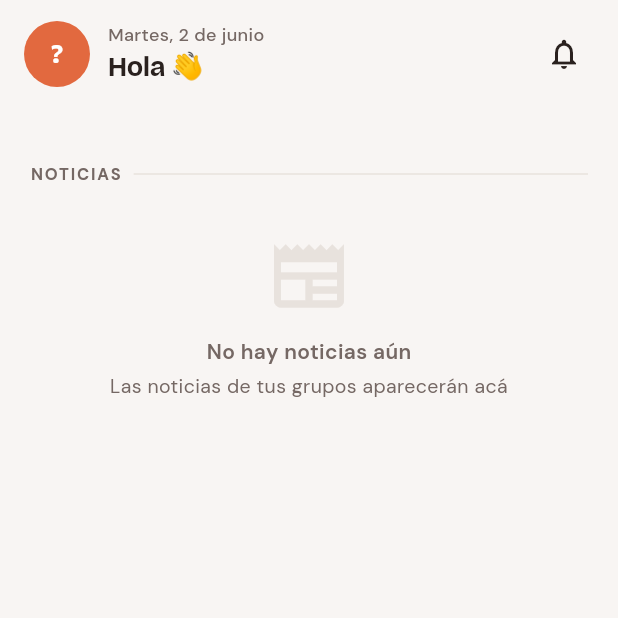
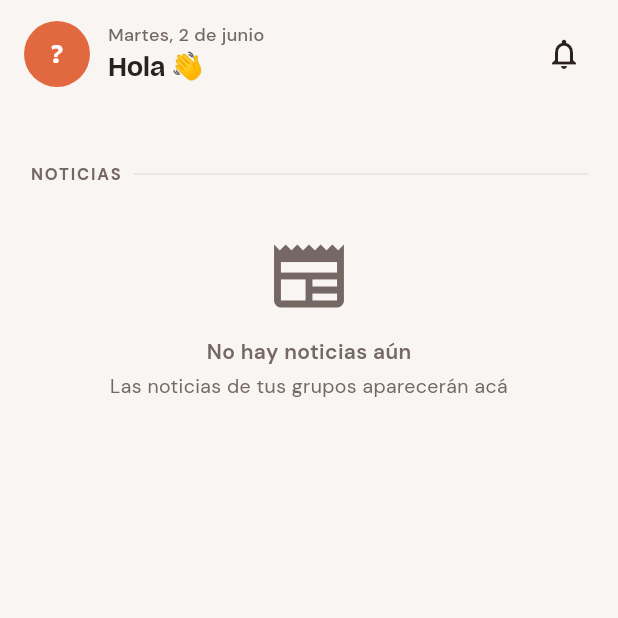
Before and after one commit to pedringas/sport_group, a Flutter app: the HomeFeedPage screen opened directly, after a tap on an icon or button, on a phone screen of 412 x 824 dp, the top half of it. Run offline on Flutter 3.47's test engine with Material 3 defaults, Android fonts, the phone set to English and light mode, and no system bars; our stand-ins replace cached_network_image, cloud_firestore, file_picker, firebase_auth, firebase_core, firebase_messaging and 8 more; accounts and stored records are empty.

Commit message:
Fix auth/onboarding polish and desktop shell layout
Auth/onboarding:
- Fix malformed quotes in onboarding slides 1-2 (encoding artifacts)
- Viz3 roles: add Moderador (4th card), fix all role colors to match theme system
- Login: center form on desktop, coral tab selector, improved returning-user copy
- Register: Colors.grey/hex → AppTheme tokens throughout

Desktop shell:
- HomeShell: hide bottom nav when width >= 900px (was doubled with sidebar)
- HomeFeedPage: hide mobile greeting header on desktop (redundant with topbar)
- TopBar: fix ⌘K encoding → 'Ctrl K', fix snackbar malformed quote, add tooltips on icon buttons
- Empty state icon: AppTheme.border → AppTheme.textMuted (fixes 1.15:1 contrast fail)

Co-Authored-By: Claude Sonnet 4.6 <noreply@anthropic.com>

```diff
--- a/lib/presentation/home/pages/home_feed_page.dart
+++ b/lib/presentation/home/pages/home_feed_page.dart
@@ -1,3 +1,4 @@
+import 'package:cached_network_image/cached_network_image.dart';
 import 'package:flutter/material.dart';
 import 'package:flutter_riverpod/flutter_riverpod.dart';
 import 'package:go_router/go_router.dart';
@@ -43,6 +44,7 @@ class HomeFeedPage extends ConsumerWidget {
         .first;
 
     final hasHero = featuredEvent != null || tareasPrioritarias.isNotEmpty;
+    final isDesktop = MediaQuery.sizeOf(context).width >= 900;
 
     return Scaffold(
       backgroundColor: AppTheme.bg(context),
@@ -50,7 +52,8 @@ class HomeFeedPage extends ConsumerWidget {
         bottom: false,
         child: CustomScrollView(
           slivers: [
-            // â”€â”€ Header â”€â”€â”€â”€â”€â”€â”€â”€â”€â”€â”€â”€â”€â”€â”€â”€â”€â”€â”€â”€â”€â”€â”€â”€â”€â”€â”€â”€â”€â”€â”€â”€â”€â”€â”€â”€â”€â”€â”€â”€â”€â”€â”€â”€â”€â”€â”€â”€â”€â”€â”€â”€â”€â”€â”€â”€â”€â”€
+            // â”€â”€ Header (mobile only) â”€â”€â”€â”€â”€â”€â”€â”€â”€â”€â”€â”€â”€â”€â”€â”€â”€â”€â”€â”€â”€â”€â”€â”€â”€â”€â”€â”€â”€â”€â”€â”€â”€â”€â”€â”€â”€â”€â”€â”€â”€â”€â”€â”€â”€â”€
+            if (!isDesktop)
             SliverToBoxAdapter(
               child: Padding(
                 padding: const EdgeInsets.fromLTRB(16, 12, 12, 4),
@@ -136,9 +139,9 @@ class HomeFeedPage extends ConsumerWidget {
 
             // â”€â”€ “Hoy te toca” hero / carrusel â”€â”€â”€â”€â”€â”€â”€â”€â”€â”€â”€â”€â”€â”€â”€â”€â”€â”€â”€â”€â”€â”€â”€â”€â”€â”€â”€â”€â”€â”€â”€â”€â”€â”€â”€
             if (hasHero) ...[
-              SliverToBoxAdapter(
+              const SliverToBoxAdapter(
                 child: Padding(
-                  padding: const EdgeInsets.fromLTRB(16, 20, 16, 0),
+                  padding: EdgeInsets.fromLTRB(16, 20, 16, 0),
                   child: _SectionDivider(
                     label: 'Hoy te toca',
                     color: AppTheme.primary,
@@ -165,7 +168,7 @@ class HomeFeedPage extends ConsumerWidget {
                   padding: const EdgeInsets.fromLTRB(16, 28, 16, 0),
                   child: Row(
                     children: [
-                      Expanded(
+                      const Expanded(
                         child: _SectionDivider(
                           label: 'Esta semana',
                           color: AppTheme.textMuted,
@@ -197,12 +200,12 @@ class HomeFeedPage extends ConsumerWidget {
 
             // â”€â”€ Próximos eventos confirmados â”€â”€â”€â”€â”€â”€â”€â”€â”€â”€â”€â”€â”€â”€â”€â”€â”€â”€â”€â”€â”€â”€â”€â”€â”€â”€â”€â”€â”€â”€â”€â”€â”€â”€â”€â”€
             if (proximosEventos.isNotEmpty) ...[
-              SliverToBoxAdapter(
+              const SliverToBoxAdapter(
                 child: Padding(
-                  padding: const EdgeInsets.fromLTRB(16, 28, 16, 0),
+                  padding: EdgeInsets.fromLTRB(16, 28, 16, 0),
                   child: _SectionDivider(
                     label: 'Mis próximos eventos',
-                    color: const Color(0xFFD97706),
+                    color: Color(0xFFD97706),
                   ),
                 ),
               ),
@@ -216,9 +219,9 @@ class HomeFeedPage extends ConsumerWidget {
 
             // â”€â”€ Destacadas (fijadas de grupos favoritos) â”€â”€â”€â”€â”€â”€â”€â”€â”€â”€â”€â”€â”€â”€â”€â”€â”€â”€â”€â”€â”€â”€â”€â”€â”€â”€â”€
             if (feedDestacadas.isNotEmpty) ...[
-              SliverToBoxAdapter(
+              const SliverToBoxAdapter(
                 child: Padding(
-                  padding: const EdgeInsets.fromLTRB(16, 28, 16, 0),
+                  padding: EdgeInsets.fromLTRB(16, 28, 16, 0),
                   child: _SectionDivider(
                     label: 'Destacadas',
                     color: AppTheme.primary,
@@ -242,9 +245,9 @@ class HomeFeedPage extends ConsumerWidget {
             ],
 
             // â”€â”€ “Noticias” feed â”€â”€â”€â”€â”€â”€â”€â”€â”€â”€â”€â”€â”€â”€â”€â”€â”€â”€â”€â”€â”€â”€â”€â”€â”€â”€â”€â”€â”€â”€â”€â”€â”€â”€â”€â”€â”€â”€â”€â”€â”€â”€â”€â”€â”€â”€â”€â”€â”€â”€
-            SliverToBoxAdapter(
+            const SliverToBoxAdapter(
               child: Padding(
-                padding: const EdgeInsets.fromLTRB(16, 28, 16, 0),
+                padding: EdgeInsets.fromLTRB(16, 28, 16, 0),
                 child: SGEyebrow('Noticias'),
               ),
             ),
@@ -509,7 +512,7 @@ class _EventoConfirmadoCard extends StatelessWidget {
                     const SizedBox(height: 6),
                     Text(
                       _daysLabel(fecha),
-                      style: TextStyle(
+                      style: const TextStyle(
                         fontSize: 10,
                         fontWeight: FontWeight.w700,
                         color: cardColor,
@@ -577,12 +580,12 @@ class _EventoConfirmadoCard extends StatelessWidget {
                           border: Border.all(
                               color: cardColor.withValues(alpha: 0.3)),
                         ),
-                        child: Row(
+                        child: const Row(
                           mainAxisSize: MainAxisSize.min,
                           children: [
                             Icon(Icons.check_circle_rounded,
                                 size: 12, color: cardColor),
-                            const SizedBox(width: 4),
+                            SizedBox(width: 4),
                             Text(
                               'Confirmé asistencia',
                               style: TextStyle(
@@ -687,7 +690,7 @@ class _DestacadaChip extends StatelessWidget {
                     overflow: TextOverflow.ellipsis,
                   ),
                 ),
-                Icon(Icons.push_pin_rounded,
+                const Icon(Icons.push_pin_rounded,
                     size: 12, color: AppTheme.primary),
               ],
             ),
@@ -1210,13 +1213,13 @@ class _PendingRow extends StatelessWidget {
     final pct = (c.campana.porcentaje * 100).round();
     return (
       AppTheme.goodSoft,
-      const Color(0xFF1F7A5A),
+      AppTheme.goodInk,
       Icons.savings_outlined,
       c.campana.titulo,
       '$pct% completado · ${c.grupo.nombre}',
       'Aportar',
       AppTheme.goodSoft,
-      const Color(0xFF1F7A5A),
+      AppTheme.goodInk,
       () => context.push('/group/${c.grupo.id}/campanas'),
     );
   }
@@ -1229,17 +1232,17 @@ class _EmptyNoticias extends StatelessWidget {
 
   @override
   Widget build(BuildContext context) {
-    return Column(
+    return const Column(
       children: [
-        Icon(Icons.newspaper_outlined, size: 56, color: AppTheme.border),
-        const SizedBox(height: 12),
-        const Text(
+        Icon(Icons.newspaper_outlined, size: 56, color: AppTheme.textMuted),
+        SizedBox(height: 12),
+        Text(
           'No hay noticias aún',
           style: TextStyle(
               color: AppTheme.textMuted, fontWeight: FontWeight.w600),
         ),
-        const SizedBox(height: 4),
-        const Text(
+        SizedBox(height: 4),
+        Text(
           'Las noticias de tus grupos aparecerán acá',
           style: TextStyle(color: AppTheme.textMuted, fontSize: 13),
           textAlign: TextAlign.center,
@@ -1285,12 +1288,12 @@ class _NoticiaFeedCard extends ConsumerWidget {
               ClipRRect(
                 borderRadius:
                     const BorderRadius.vertical(top: Radius.circular(18)),
-                child: Image.network(
-                  noticia.imagenUrl!,
+                child: CachedNetworkImage(
+                  imageUrl: noticia.imagenUrl!,
                   width: double.infinity,
                   height: 160,
                   fit: BoxFit.cover,
-                  errorBuilder: (_, __, ___) => const SizedBox.shrink(),
+                  errorWidget: (_, __, ___) => const SizedBox.shrink(),
                 ),
               ),
             Padding(
@@ -1327,7 +1330,7 @@ class _NoticiaFeedCard extends ConsumerWidget {
                                 ),
                                 if (esFav) ...[
                                   const SizedBox(width: 4),
-                                  Icon(Icons.star_rounded,
+                                  const Icon(Icons.star_rounded,
                                       size: 12,
                                       color: AppTheme.primary),
                                 ],
@@ -1378,7 +1381,7 @@ class _NoticiaFeedCard extends ConsumerWidget {
                   const SizedBox(height: 10),
                   Row(
                     children: [
-                      Icon(Icons.favorite_border_rounded,
+                      const Icon(Icons.favorite_border_rounded,
                           size: 16, color: AppTheme.textMuted),
                       const SizedBox(width: 4),
                       Text(
@@ -1387,7 +1390,7 @@ class _NoticiaFeedCard extends ConsumerWidget {
                             fontSize: 12, color: AppTheme.textMuted),
                       ),
                       const SizedBox(width: 12),
-                      Icon(Icons.chat_bubble_outline_rounded,
+                      const Icon(Icons.chat_bubble_outline_rounded,
                           size: 15, color: AppTheme.textMuted),
                       const SizedBox(width: 4),
                       const Text(
@@ -1397,12 +1400,12 @@ class _NoticiaFeedCard extends ConsumerWidget {
                       ),
                       const Spacer(),
                       if (noticia.fijada)
-                        Row(
+                        const Row(
                           mainAxisSize: MainAxisSize.min,
                           children: [
                             Icon(Icons.push_pin_rounded,
                                 size: 13, color: AppTheme.primary),
-                            const SizedBox(width: 3),
+                            SizedBox(width: 3),
                             Text(
                               'Fijada',
                               style: TextStyle(
--- a/lib/presentation/home/pages/home_shell.dart
+++ b/lib/presentation/home/pages/home_shell.dart
@@ -54,18 +54,24 @@ class _HomeShellState extends ConsumerState<HomeShell> {
     }
   }
 
+  static const double _kDesktopBreakpoint = 900;
+
   @override
   Widget build(BuildContext context) {
+    final isDesktop =
+        MediaQuery.sizeOf(context).width >= _kDesktopBreakpoint;
     return Scaffold(
       backgroundColor: AppTheme.bg(context),
       body: IndexedStack(
         index: _currentIndex,
         children: List.generate(_tabs.length, _buildPage),
       ),
-      bottomNavigationBar: _BottomNav(
-        currentIndex: _currentIndex,
-        onTap: (i) => setState(() => _currentIndex = i),
-      ),
+      bottomNavigationBar: isDesktop
+          ? null
+          : _BottomNav(
+              currentIndex: _currentIndex,
+              onTap: (i) => setState(() => _currentIndex = i),
+            ),
     );
   }
 }
@@ -88,7 +94,7 @@ class _BottomNav extends StatelessWidget {
   @override
   Widget build(BuildContext context) {
     return Container(
-      decoration: BoxDecoration(
+      decoration: const BoxDecoration(
         color: AppTheme.surface,
         border: Border(top: BorderSide(color: AppTheme.border, width: 1)),
       ),
```
Also changed, not shown: lib/presentation/auth/pages/login_page.dart (+9 -7 lines), lib/presentation/auth/pages/onboarding_page.dart (+14 -13 lines), lib/presentation/auth/pages/register_page.dart (+7 -7 lines), lib/presentation/shell/responsive_shell.dart (+15 -9 lines).
